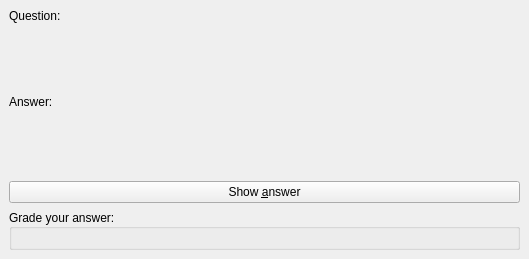
Before: the Qt Designer form mnemosyne/pyqt_ui/review_wdgt.ui in mnemosyne-proj/mnemosyne, drawn with Qt 5.
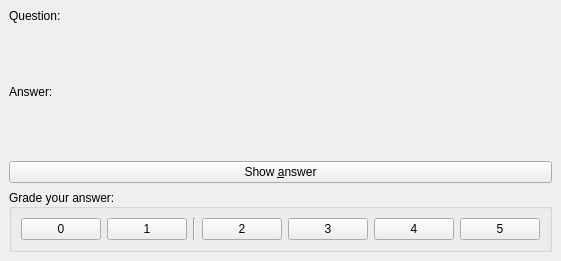
After: the same form once the commit is applied. Custom widgets are drawn as their Qt base class.

Commit message: PyQt: promote to QPushButton

```diff
--- a/mnemosyne/pyqt_ui/review_wdgt.ui
+++ b/mnemosyne/pyqt_ui/review_wdgt.ui
@@ -200,7 +200,7 @@
   </customwidget>
   <customwidget>
    <class>QPushButton2</class>
-   <extends>QWidget</extends>
+   <extends>QPushButton</extends>
    <header>mnemosyne/pyqt_ui/qpushbutton2</header>
   </customwidget>
  </customwidgets>
```
The commit also changes 1 other file.
